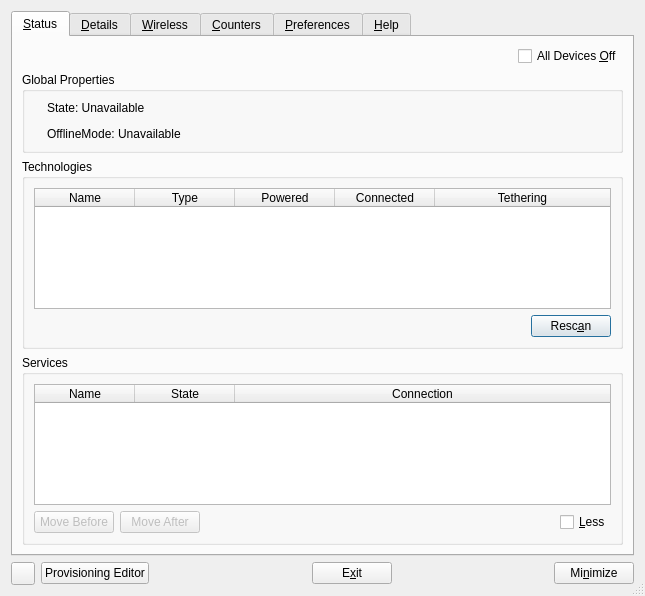
Old version of the form apps/cmstapp/code/control_box/ui/controlbox.ui in the repository andrew-bibb/cmst.
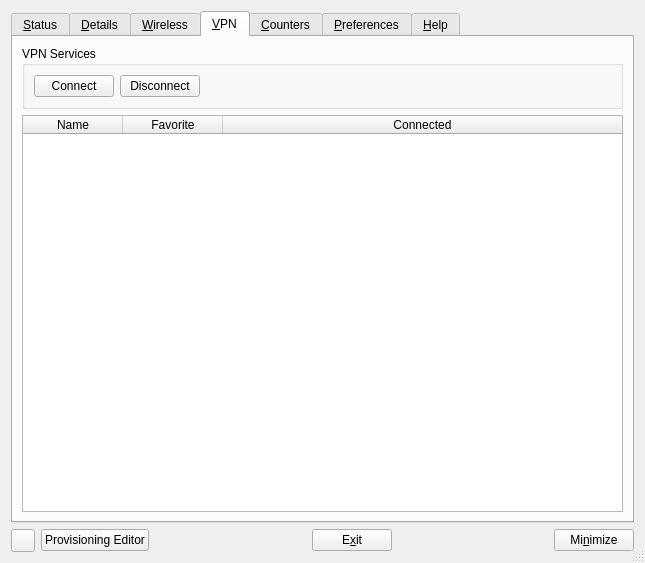
New version of the form. The open tabs and pages were chosen to show the change.

```diff
--- a/apps/cmstapp/code/control_box/ui/controlbox.ui
+++ b/apps/cmstapp/code/control_box/ui/controlbox.ui
@@ -7,7 +7,7 @@
     <x>0</x>
     <y>0</y>
     <width>645</width>
-    <height>596</height>
+    <height>563</height>
    </rect>
   </property>
   <property name="minimumSize">
@@ -663,6 +663,119 @@
        </item>
       </layout>
      </widget>
+     <widget class="QWidget" name="tab">
+      <attribute name="title">
+       <string>&amp;VPN</string>
+      </attribute>
+      <layout class="QGridLayout" name="gridLayout_13">
+       <item row="3" column="0">
+        <widget class="QTableWidget" name="tableWidget_vpn">
+         <property name="whatsThis">
+          <string>&lt;html&gt;&lt;head/&gt;&lt;body&gt;&lt;p&gt;This page shows the known WiFi services. &lt;/p&gt;&lt;p&gt;&lt;span style=&quot; font-weight:600;&quot;&gt;Name:&lt;/span&gt; The SSID of the network.&lt;/p&gt;&lt;p&gt;&lt;span style=&quot; font-weight:600;&quot;&gt;Favorite:&lt;/span&gt; A heart symbol in this column indicates that this computer has previously made a connection to the network using this service.&lt;/p&gt;&lt;p&gt;&lt;span style=&quot; font-weight:600;&quot;&gt;Connected:&lt;/span&gt; Shows the connection state of this service. Hover the mouse over the icon to popup a text description.  Online signals that an Internet connectionis available and has been verified.  Ready signals a successfully connected device. &lt;/p&gt;&lt;p&gt;&lt;span style=&quot; font-weight:600;&quot;&gt;Security: &lt;/span&gt;Describes the type of security used for this service. Possible values are &amp;quot;none&amp;quot;, &amp;quot;wep&amp;quot;, &amp;quot;psk&amp;quot;, &amp;quot;ieee8021x&amp;quot;, and &amp;quot;wps&amp;quot;.&lt;/p&gt;&lt;p&gt;&lt;span style=&quot; font-weight:600;&quot;&gt;SIgnal Strength:&lt;/span&gt; The strength of the WiFi signal, normalized to a scale of 0 to 100.&lt;/p&gt;&lt;p&gt;&lt;br/&gt;&lt;/p&gt;&lt;/body&gt;&lt;/html&gt;</string>
+         </property>
+         <property name="editTriggers">
+          <set>QAbstractItemView::NoEditTriggers</set>
+         </property>
+         <property name="showDropIndicator" stdset="0">
+          <bool>false</bool>
+         </property>
+         <property name="dragDropOverwriteMode">
+          <bool>false</bool>
+         </property>
+         <property name="selectionMode">
+          <enum>QAbstractItemView::SingleSelection</enum>
+         </property>
+         <property name="selectionBehavior">
+          <enum>QAbstractItemView::SelectRows</enum>
+         </property>
+         <property name="showGrid">
+          <bool>false</bool>
+         </property>
+         <property name="cornerButtonEnabled">
+          <bool>false</bool>
+         </property>
+         <property name="columnCount">
+          <number>3</number>
+         </property>
+         <attribute name="horizontalHeaderCascadingSectionResizes">
+          <bool>false</bool>
+         </attribute>
+         <attribute name="horizontalHeaderStretchLastSection">
+          <bool>true</bool>
+         </attribute>
+         <attribute name="verticalHeaderVisible">
+          <bool>false</bool>
+         </attribute>
+         <attribute name="verticalHeaderHighlightSections">
+          <bool>false</bool>
+         </attribute>
+         <column>
+          <property name="text">
+           <string>Name</string>
+          </property>
+         </column>
+         <column>
+          <property name="text">
+           <string>Favorite</string>
+          </property>
+         </column>
+         <column>
+          <property name="text">
+           <string>Connected</string>
+          </property>
+         </column>
+        </widget>
+       </item>
+       <item row="0" column="0">
+        <widget class="QGroupBox" name="groupBox_vpn_utils">
+         <property name="title">
+          <string>VPN Services</string>
+         </property>
+         <layout class="QHBoxLayout" name="horizontalLayout_9">
+          <item>
+           <widget class="QPushButton" name="pushButton_vpn_connect">
+            <property name="enabled">
+             <bool>true</bool>
+            </property>
+            <property name="whatsThis">
+             <string>&lt;html&gt;&lt;head/&gt;&lt;body&gt;&lt;p&gt;Select a vpn service in the table below and press this button to connect the service. &lt;/p&gt;&lt;p&gt;If there is only one vpn service listed in the table pressing this button will automatically select that service and attempt to connect. &lt;/p&gt;&lt;p&gt;If information about the service is needed, a passphrase for instance, you will be prompted for it. &lt;/p&gt;&lt;/body&gt;&lt;/html&gt;</string>
+            </property>
+            <property name="text">
+             <string>Connect</string>
+            </property>
+           </widget>
+          </item>
+          <item>
+           <widget class="QPushButton" name="pushButton_vpn_disconnect">
+            <property name="enabled">
+             <bool>true</bool>
+            </property>
+            <property name="whatsThis">
+             <string>&lt;html&gt;&lt;head/&gt;&lt;body&gt;&lt;p&gt;Select a vpn service in the table below and press this button to disconnect it. &lt;/p&gt;&lt;p&gt;If there is only one vpn service in the &amp;quot;ready&amp;quot; or &amp;quot;online&amp;quot; state pressing this button will automatically select that service and disconnect it. &lt;/p&gt;&lt;p&gt;This may also be used to abort a previous connection attempt.&lt;/p&gt;&lt;/body&gt;&lt;/html&gt;</string>
+            </property>
+            <property name="text">
+             <string>Disconnect</string>
+            </property>
+           </widget>
+          </item>
+          <item>
+           <spacer name="horizontalSpacer_10">
+            <property name="orientation">
+             <enum>Qt::Horizontal</enum>
+            </property>
+            <property name="sizeHint" stdset="0">
+             <size>
+              <width>40</width>
+              <height>20</height>
+             </size>
+            </property>
+           </spacer>
+          </item>
+         </layout>
+        </widget>
+       </item>
+      </layout>
+     </widget>
      <widget class="QWidget" name="Counters">
       <attribute name="title">
        <string>&amp;Counters</string>
```
Left out of the diff: 40 changed lines with no effect on the pictures.
